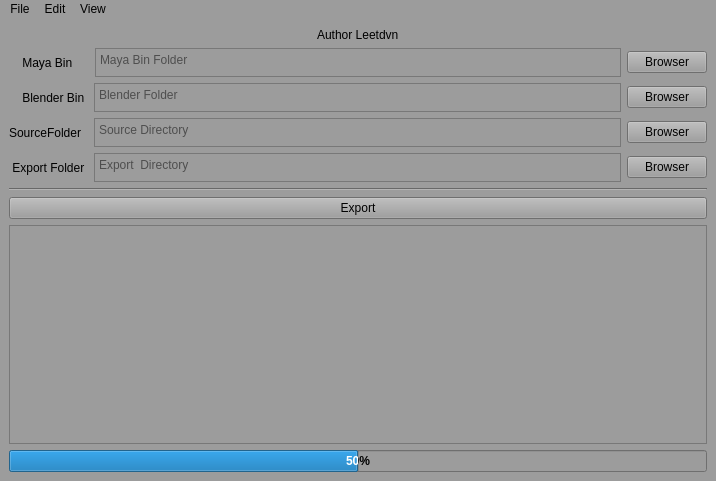
Above: src/mainwindow.ui from leetdvn/LeeAutoExportFBX before the change. Below: the same form after it.
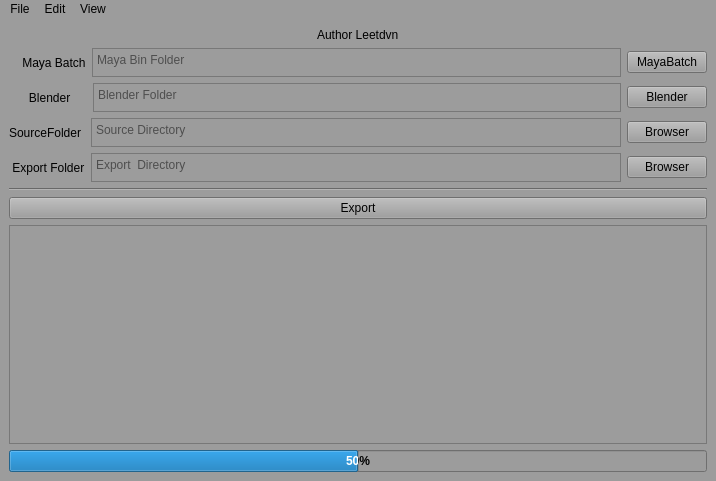
That is the form after the change.

Diff of the .ui file:
```diff
--- a/src/mainwindow.ui
+++ b/src/mainwindow.ui
@@ -63,7 +63,7 @@
         <item>
          <widget class="QLabel" name="SourceLabel_2">
           <property name="text">
-           <string>    Maya Bin     </string>
+           <string>    Maya Batch</string>
           </property>
          </widget>
         </item>
@@ -83,7 +83,7 @@
         <item>
          <widget class="QPushButton" name="SourceBrowserBtn_2">
           <property name="text">
-           <string>Browser</string>
+           <string>MayaBatch</string>
           </property>
          </widget>
         </item>
@@ -94,7 +94,7 @@
         <item>
          <widget class="QLabel" name="SourceLabel_3">
           <property name="text">
-           <string>    Blender Bin </string>
+           <string>      Blender     </string>
           </property>
          </widget>
         </item>
@@ -114,7 +114,7 @@
         <item>
          <widget class="QPushButton" name="SourceBrowserBtn_3">
           <property name="text">
-           <string>Browser</string>
+           <string>Blender</string>
           </property>
          </widget>
         </item>
@@ -125,7 +125,7 @@
         <item>
          <widget class="QLabel" name="SourceLabel">
           <property name="text">
-           <string>SourceFolder  </string>
+           <string>SourceFolder </string>
           </property>
          </widget>
         </item>
@@ -156,7 +156,7 @@
         <item>
          <widget class="QLabel" name="ExportFolderLabel">
           <property name="text">
-           <string> Export Folder </string>
+           <string> Export Folder</string>
           </property>
          </widget>
         </item>
```
Left out of the diff: 4 changed lines with no effect on the pictures.
